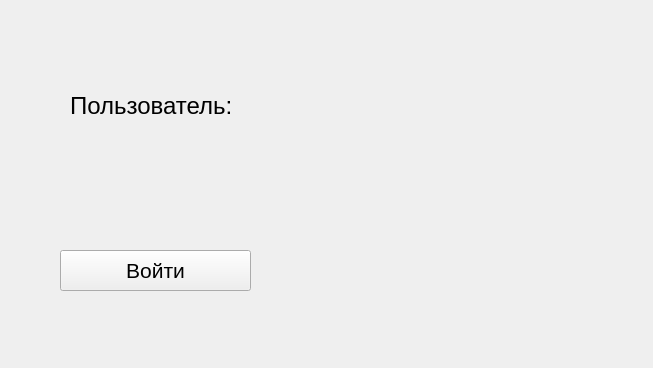
Before: the Qt Designer form ui/ui/main.ui in pntech-dev/Documents-Exp-Desktop, drawn with Qt 5.
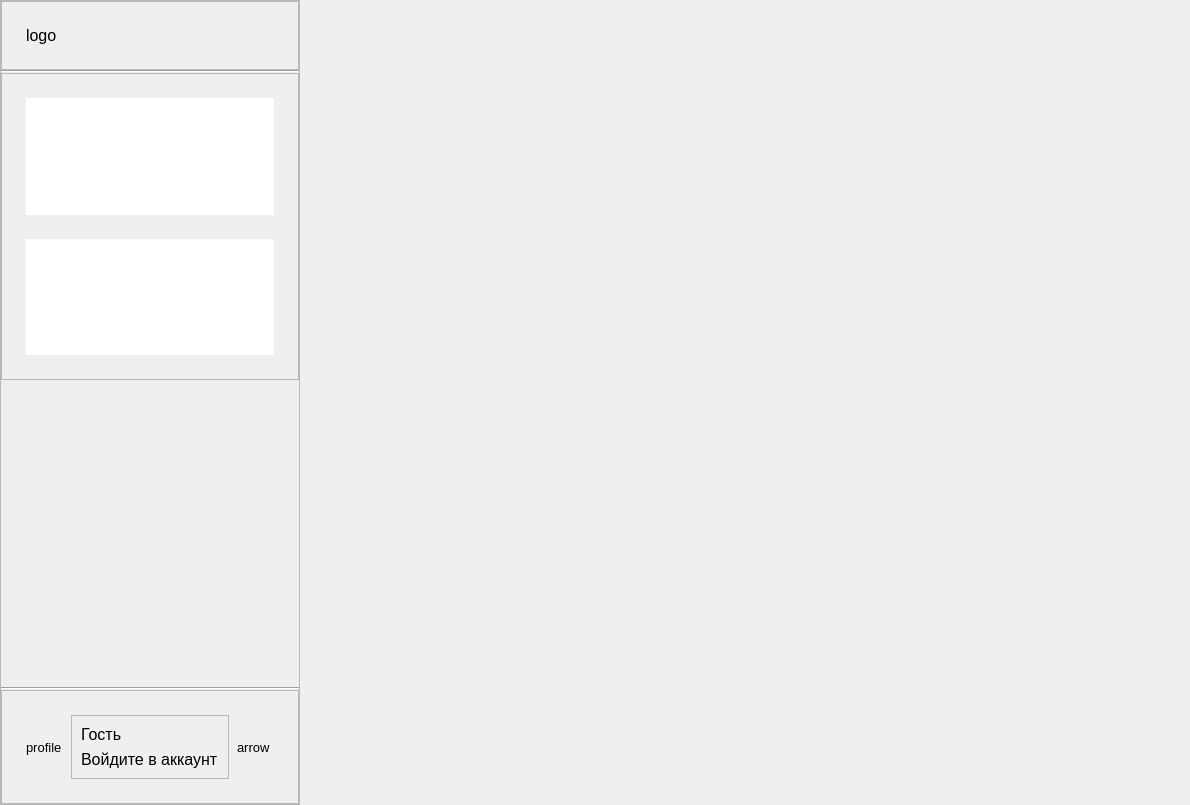
After: the same form once the commit is applied. Custom widgets are drawn as their Qt base class.

Commit message: feat(ui): add custom department and category widgets and base sidebar UI

Diff of the .ui file:
```diff
--- a/ui/ui/main.ui
+++ b/ui/ui/main.ui
@@ -6,56 +6,300 @@
    <rect>
     <x>0</x>
     <y>0</y>
-    <width>653</width>
-    <height>368</height>
+    <width>1190</width>
+    <height>805</height>
    </rect>
   </property>
+  <property name="sizePolicy">
+   <sizepolicy hsizetype="Expanding" vsizetype="Expanding">
+    <horstretch>0</horstretch>
+    <verstretch>0</verstretch>
+   </sizepolicy>
+  </property>
   <property name="windowTitle">
    <string>Documents Exp</string>
   </property>
   <widget class="QWidget" name="centralwidget">
-   <widget class="QLabel" name="label">
-    <property name="geometry">
-     <rect>
-      <x>70</x>
-      <y>90</y>
-      <width>241</width>
-      <height>31</height>
-     </rect>
+   <layout class="QHBoxLayout" name="horizontalLayout">
+    <property name="leftMargin">
+     <number>0</number>
     </property>
-    <property name="font">
-     <font>
-      <pointsize>18</pointsize>
-     </font>
+    <property name="topMargin">
+     <number>0</number>
     </property>
-    <property name="text">
-     <string>Пользователь: </string>
+    <property name="rightMargin">
+     <number>0</number>
     </property>
-   </widget>
-   <widget class="PrimaryButton" name="pushButton">
-    <property name="geometry">
-     <rect>
-      <x>60</x>
-      <y>250</y>
-      <width>191</width>
-      <height>41</height>
-     </rect>
+    <property name="bottomMargin">
+     <number>0</number>
     </property>
-    <property name="font">
-     <font>
-      <pointsize>16</pointsize>
-     </font>
-    </property>
-    <property name="text">
-     <string>Войти</string>
-    </property>
-   </widget>
+    <item>
+     <widget class="QFrame" name="sidebar_frame">
+      <property name="minimumSize">
+       <size>
+        <width>300</width>
+        <height>0</height>
+       </size>
+      </property>
+      <property name="maximumSize">
+       <size>
+        <width>300</width>
+        <height>16777215</height>
+       </size>
+      </property>
+      <property name="font">
+       <font>
+        <pointsize>12</pointsize>
+       </font>
+      </property>
+      <property name="frameShape">
+       <enum>QFrame::StyledPanel</enum>
+      </property>
+      <property name="frameShadow">
+       <enum>QFrame::Raised</enum>
+      </property>
+      <layout class="QVBoxLayout" name="verticalLayout_2">
+       <property name="spacing">
+        <number>0</number>
+       </property>
+       <property name="leftMargin">
+        <number>0</number>
+       </property>
+       <property name="topMargin">
+        <number>0</number>
+       </property>
+       <property name="rightMargin">
+        <number>0</number>
+       </property>
+       <property name="bottomMargin">
+        <number>0</number>
+       </property>
+       <item>
+        <widget class="QFrame" name="logo_frame">
+         <property name="frameShape">
+          <enum>QFrame::StyledPanel</enum>
+         </property>
+         <property name="frameShadow">
+          <enum>QFrame::Raised</enum>
+         </property>
+         <layout class="QVBoxLayout" name="verticalLayout_4">
+          <property name="spacing">
+           <number>0</number>
+          </property>
+          <property name="leftMargin">
+           <number>24</number>
+          </property>
+          <property name="topMargin">
+           <number>24</number>
+          </property>
+          <property name="rightMargin">
+           <number>24</number>
+          </property>
+          <property name="bottomMargin">
+           <number>24</number>
+          </property>
+          <item>
+           <widget class="QLabel" name="logo_label">
+            <property name="text">
+             <string>logo</string>
+            </property>
+           </widget>
+          </item>
+         </layout>
+        </widget>
+       </item>
+       <item>
+        <widget class="Line" name="line">
+         <property name="orientation">
+          <enum>Qt::Horizontal</enum>
+         </property>
+        </widget>
+       </item>
+       <item>
+        <widget class="QFrame" name="content_frame">
+         <property name="frameShape">
+          <enum>QFrame::StyledPanel</enum>
+         </property>
+         <property name="frameShadow">
+          <enum>QFrame::Raised</enum>
+         </property>
+         <layout class="QVBoxLayout" name="verticalLayout">
+          <property name="spacing">
+           <number>24</number>
+          </property>
+          <property name="leftMargin">
+           <number>24</number>
+          </property>
+          <property name="topMargin">
+           <number>24</number>
+          </property>
+          <property name="rightMargin">
+           <number>24</number>
+          </property>
+          <property name="bottomMargin">
+           <number>24</number>
+          </property>
+          <item>
+           <widget class="SidebarBlock" name="departments_treeView">
+            <property name="frameShape">
+             <enum>QFrame::NoFrame</enum>
+            </property>
+            <property name="frameShadow">
+             <enum>QFrame::Plain</enum>
+            </property>
+            <property name="verticalScrollBarPolicy">
+             <enum>Qt::ScrollBarAlwaysOff</enum>
+            </property>
+            <property name="horizontalScrollBarPolicy">
+             <enum>Qt::ScrollBarAlwaysOff</enum>
+            </property>
+            <property name="sizeAdjustPolicy">
+             <enum>QAbstractScrollArea::AdjustToContents</enum>
+            </property>
+           </widget>
+          </item>
+          <item>
+           <widget class="SidebarBlock" name="categories_treeView">
+            <property name="frameShape">
+             <enum>QFrame::NoFrame</enum>
+            </property>
+            <property name="frameShadow">
+             <enum>QFrame::Plain</enum>
+            </property>
+            <property name="verticalScrollBarPolicy">
+             <enum>Qt::ScrollBarAlwaysOff</enum>
+            </property>
+            <property name="horizontalScrollBarPolicy">
+             <enum>Qt::ScrollBarAlwaysOff</enum>
+            </property>
+            <property name="sizeAdjustPolicy">
+             <enum>QAbstractScrollArea::AdjustToContents</enum>
+            </property>
+           </widget>
+          </item>
+         </layout>
+        </widget>
+       </item>
+       <item>
+        <spacer name="verticalSpacer">
+         <property name="orientation">
+          <enum>Qt::Vertical</enum>
+         </property>
+         <property name="sizeHint" stdset="0">
+          <size>
+           <width>20</width>
+           <height>40</height>
+          </size>
+         </property>
+        </spacer>
+       </item>
+       <item>
+        <widget class="Line" name="line_2">
+         <property name="orientation">
+          <enum>Qt::Horizontal</enum>
+         </property>
+        </widget>
+       </item>
+       <item>
+        <widget class="QFrame" name="profile_frame">
+         <property name="frameShape">
+          <enum>QFrame::StyledPanel</enum>
+         </property>
+         <property name="frameShadow">
+          <enum>QFrame::Raised</enum>
+         </property>
+         <layout class="QHBoxLayout" name="horizontalLayout_2">
+          <property name="spacing">
+           <number>8</number>
+          </property>
+          <property name="leftMargin">
+           <number>24</number>
+          </property>
+          <property name="topMargin">
+           <number>24</number>
+          </property>
+          <property name="rightMargin">
+           <number>24</number>
+          </property>
+          <property name="bottomMargin">
+           <number>24</number>
+          </property>
+          <item>
+           <widget class="QLabel" name="profile_icon_label">
+            <property name="font">
+             <font>
+              <pointsize>10</pointsize>
+             </font>
+            </property>
+            <property name="text">
+             <string>profile</string>
+            </property>
+           </widget>
+          </item>
+          <item>
+           <widget class="QFrame" name="profile_data_frame">
+            <property name="frameShape">
+             <enum>QFrame::StyledPanel</enum>
+            </property>
+            <property name="frameShadow">
+             <enum>QFrame::Raised</enum>
+            </property>
+            <layout class="QVBoxLayout" name="verticalLayout_3">
+             <item>
+              <widget class="QLabel" name="profile_name_label">
+               <property name="text">
+                <string>Гость</string>
+               </property>
+              </widget>
+             </item>
+             <item>
+              <widget class="QLabel" name="profile_info_label">
+               <property name="text">
+                <string>Войдите в аккаунт</string>
+               </property>
+              </widget>
+             </item>
+            </layout>
+           </widget>
+          </item>
+          <item>
+           <widget class="QLabel" name="profile_arrow_label">
+            <property name="font">
+             <font>
+              <pointsize>10</pointsize>
+             </font>
+            </property>
+            <property name="text">
+             <string>arrow</string>
+            </property>
+           </widget>
+          </item>
+         </layout>
+        </widget>
+       </item>
+      </layout>
+     </widget>
+    </item>
+    <item>
+     <spacer name="horizontalSpacer">
+      <property name="orientation">
+       <enum>Qt::Horizontal</enum>
+      </property>
+      <property name="sizeHint" stdset="0">
+       <size>
+        <width>40</width>
+        <height>20</height>
+       </size>
+      </property>
+     </spacer>
+    </item>
+   </layout>
   </widget>
  </widget>
  <customwidgets>
   <customwidget>
-   <class>PrimaryButton</class>
-   <extends>QPushButton</extends>
+   <class>SidebarBlock</class>
+   <extends>QTreeView</extends>
    <header>.custom_widgets</header>
   </customwidget>
  </customwidgets>
```
The commit also changes 5 other files.
